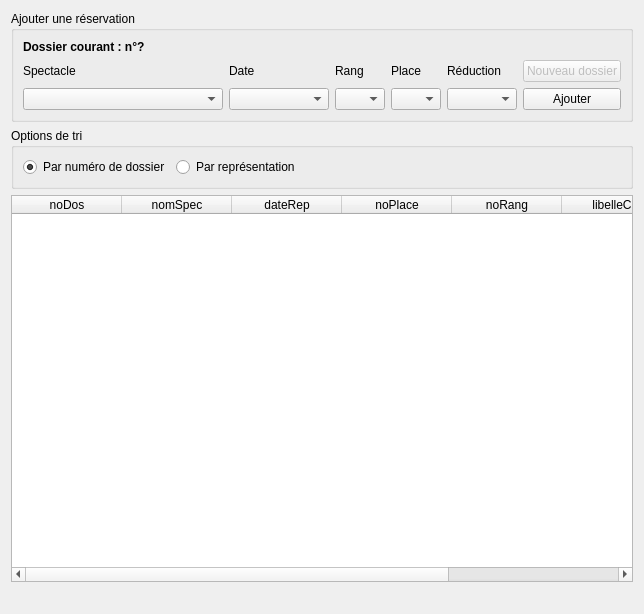
First picture: the form in gui/fct_comp_8.ui, repository Angrycranberie/CEBD-Projet_theatre, before the edit.
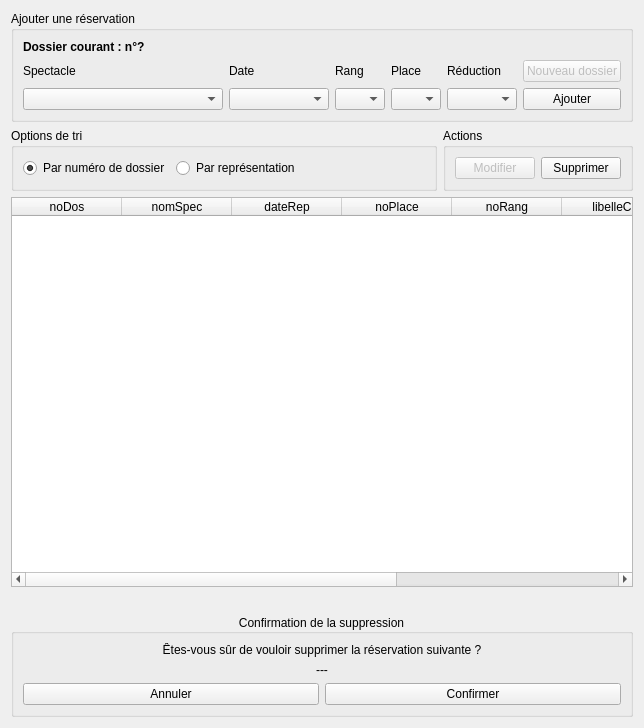
Second picture: the form after the edit.

Commit message: TODO 3.2 # Booking management [2/2]

```diff
--- a/gui/fct_comp_8.ui
+++ b/gui/fct_comp_8.ui
@@ -7,7 +7,7 @@
     <x>0</x>
     <y>0</y>
     <width>642</width>
-    <height>614</height>
+    <height>728</height>
    </rect>
   </property>
   <property name="windowTitle">
@@ -192,6 +192,8 @@
     </widget>
    </item>
    <item>
+    <layout class="QHBoxLayout" name="layout_tri_action">
+     <item>
     <widget class="QGroupBox" name="groupBox_tri_fct_comp_8">
      <property name="title">
       <string>Options de tri</string>
@@ -231,6 +233,34 @@
     </widget>
    </item>
    <item>
+      <widget class="QGroupBox" name="groupBox">
+       <property name="title">
+        <string>Actions</string>
+       </property>
+       <layout class="QHBoxLayout" name="horizontalLayout_4">
+        <item>
+         <widget class="QPushButton" name="pushButton_update_fct_comp_8">
+          <property name="enabled">
+           <bool>false</bool>
+          </property>
+          <property name="text">
+           <string>Modifier</string>
+          </property>
+         </widget>
+        </item>
+        <item>
+         <widget class="QPushButton" name="pushButton_delete_fct_comp_8">
+          <property name="text">
+           <string>Supprimer</string>
+          </property>
+         </widget>
+        </item>
+       </layout>
+      </widget>
+     </item>
+    </layout>
+   </item>
+   <item>
     <widget class="QTableWidget" name="table_fct_comp_8">
      <attribute name="horizontalHeaderDefaultSectionSize">
       <number>110</number>
@@ -274,6 +304,11 @@
        <string>libelleCat</string>
       </property>
      </column>
+     <column>
+      <property name="text">
+       <string>dateEmTick</string>
+      </property>
+     </column>
      <column>
       <property name="text">
        <string>prixTicket</string>
@@ -296,6 +331,64 @@
      </property>
     </widget>
    </item>
+   <item>
+    <widget class="QGroupBox" name="groupBox_delete_fct_comp_8">
+     <property name="title">
+      <string>Confirmation de la suppression</string>
+     </property>
+     <property name="alignment">
+      <set>Qt::AlignCenter</set>
+     </property>
+     <property name="flat">
+      <bool>true</bool>
+     </property>
+     <layout class="QVBoxLayout" name="verticalLayout">
+      <item>
+       <widget class="QLabel" name="label_delmsg_fct_comp_8">
+        <property name="font">
+         <font>
+          <pointsize>9</pointsize>
+         </font>
+        </property>
+        <property name="text">
+         <string>Êtes-vous sûr de vouloir supprimer la réservation suivante ?</string>
+        </property>
+        <property name="alignment">
+         <set>Qt::AlignCenter</set>
+        </property>
+       </widget>
+      </item>
+      <item>
+       <widget class="QLabel" name="label_delrow_fct_comp_8">
+        <property name="text">
+         <string>---</string>
+        </property>
+        <property name="alignment">
+         <set>Qt::AlignCenter</set>
+        </property>
+       </widget>
+      </item>
+      <item>
+       <layout class="QHBoxLayout" name="layout_delete_conf">
+        <item>
+         <widget class="QPushButton" name="pushButton_ndel_fct_comp_8">
+          <property name="text">
+           <string>Annuler</string>
+          </property>
+         </widget>
+        </item>
+        <item>
+         <widget class="QPushButton" name="pushButton_ydel_fct_comp_8">
+          <property name="text">
+           <string>Confirmer</string>
+          </property>
+         </widget>
+        </item>
+       </layout>
+      </item>
+     </layout>
+    </widget>
+   </item>
   </layout>
  </widget>
  <resources/>
```
Left out of the diff: 57 changed lines with no effect on the pictures. Lines whose indentation alone changed are shown as unchanged. The commit also changes 2 other files.
